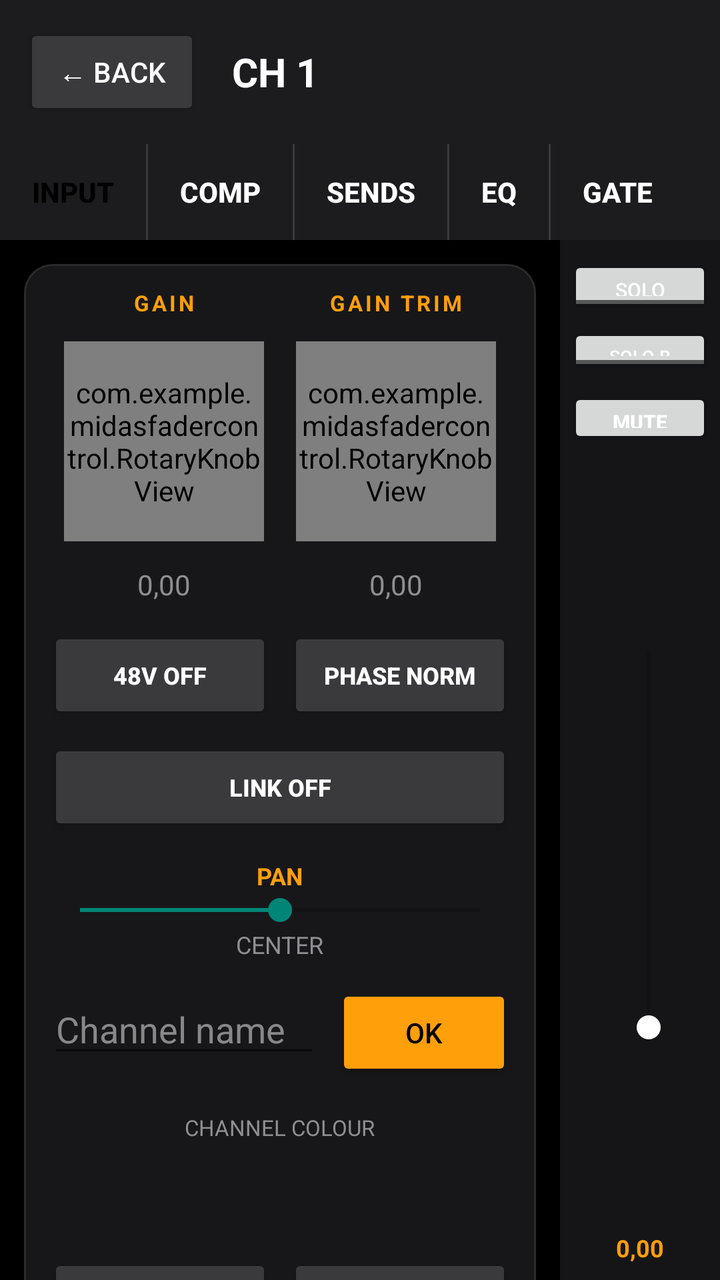
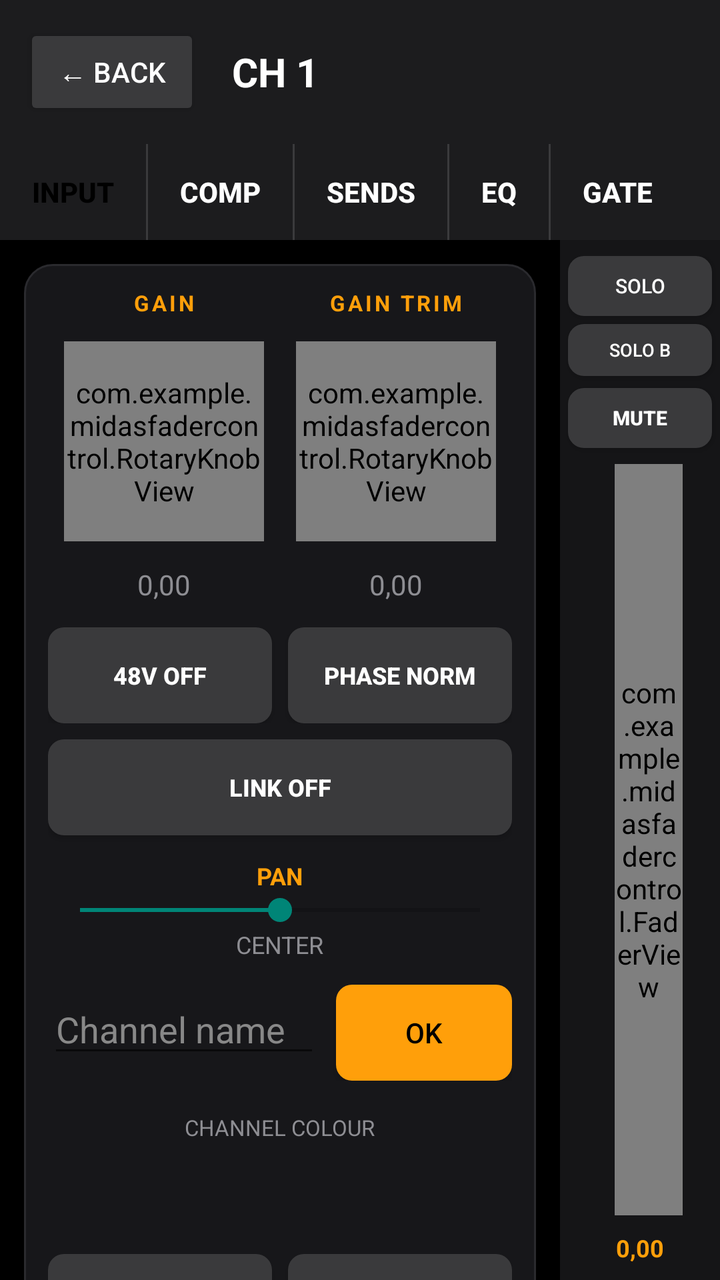

Screens rendered from an Android XML layout before and after an edit, with the pre-edit source and the edit as a unified diff.
<!-- AndroidManifest.xml: application theme Theme.AppCompat.DayNight -->
<!-- res/layout/channel_detail.xml -->
<?xml version="1.0" encoding="utf-8"?>
<LinearLayout xmlns:android="http://schemas.android.com/apk/res/android"
    android:layout_width="match_parent"
    android:layout_height="match_parent"
    android:fitsSystemWindows="true"
    android:orientation="vertical"
    android:background="#000000">

    
    <LinearLayout
        android:layout_width="match_parent"
        android:layout_height="wrap_content"
        android:orientation="horizontal"
        android:gravity="center_vertical"
        android:background="#1c1c1e"
        android:padding="12dp">

        <Button
            android:id="@+id/btnDetailBack"
            android:layout_width="wrap_content"
            android:layout_height="wrap_content"
            android:text="← Back"
            android:textColor="#ffffff"
            android:backgroundTint="#3a3a3c" />

        <TextView
            android:id="@+id/textDetailChannelName"
            android:layout_width="0dp"
            android:layout_height="wrap_content"
            android:layout_weight="1"
            android:layout_marginStart="16dp"
            android:text="CH 1"
            android:textColor="#ffffff"
            android:textStyle="bold"
            android:textSize="20sp" />
    </LinearLayout>

    
    <HorizontalScrollView
        android:layout_width="match_parent"
        android:layout_height="wrap_content"
        android:scrollbars="none"
        android:background="#1c1c1e">

    <LinearLayout
        android:layout_width="wrap_content"
        android:layout_height="wrap_content"
        android:orientation="horizontal">

        <Button
            android:id="@+id/btnTabInput"
            android:layout_width="wrap_content"
            android:layout_height="wrap_content"
            android:minWidth="0dp"
            android:paddingStart="16dp"
            android:paddingEnd="16dp"
            android:paddingTop="12dp"
            android:paddingBottom="12dp"
            android:text="INPUT"
            android:textColor="#000000"
            android:textStyle="bold"
            android:background="@android:color/transparent"
            android:backgroundTint="#ff9f0a" />

        
        <View
            android:layout_width="1dp"
            android:layout_height="match_parent"
            android:background="#3a3a3c" />

        <Button
            android:id="@+id/btnTabComp"
            android:layout_width="wrap_content"
            android:layout_height="wrap_content"
            android:minWidth="0dp"
            android:paddingStart="16dp"
            android:paddingEnd="16dp"
            android:paddingTop="12dp"
            android:paddingBottom="12dp"
            android:text="COMP"
            android:textColor="#ffffff"
            android:textStyle="bold"
            android:background="@android:color/transparent"
            android:backgroundTint="#1c1c1e" />

        <View
            android:layout_width="1dp"
            android:layout_height="match_parent"
            android:background="#3a3a3c" />

        <Button
            android:id="@+id/btnTabSends"
            android:layout_width="wrap_content"
            android:layout_height="wrap_content"
            android:minWidth="0dp"
            android:paddingStart="16dp"
            android:paddingEnd="16dp"
            android:paddingTop="12dp"
            android:paddingBottom="12dp"
            android:text="SENDS"
            android:textColor="#ffffff"
            android:textStyle="bold"
            android:background="@android:color/transparent"
            android:backgroundTint="#1c1c1e" />

        <View
            android:layout_width="1dp"
            android:layout_height="match_parent"
            android:background="#3a3a3c" />

        <Button
            android:id="@+id/btnTabEq"
            android:layout_width="wrap_content"
            android:layout_height="wrap_content"
            android:minWidth="0dp"
            android:paddingStart="16dp"
            android:paddingEnd="16dp"
            android:paddingTop="12dp"
            android:paddingBottom="12dp"
            android:text="EQ"
            android:textColor="#ffffff"
            android:textStyle="bold"
            android:background="@android:color/transparent"
            android:backgroundTint="#1c1c1e" />

        <View
            android:layout_width="1dp"
            android:layout_height="match_parent"
            android:background="#3a3a3c" />

        <Button
            android:id="@+id/btnTabGate"
            android:layout_width="wrap_content"
            android:layout_height="wrap_content"
            android:minWidth="0dp"
            android:paddingStart="16dp"
            android:paddingEnd="16dp"
            android:paddingTop="12dp"
            android:paddingBottom="12dp"
            android:text="GATE"
            android:textColor="#ffffff"
            android:textStyle="bold"
            android:background="@android:color/transparent"
            android:backgroundTint="#1c1c1e" />
    </LinearLayout>
    </HorizontalScrollView>

    
    <LinearLayout
        android:layout_width="match_parent"
        android:layout_height="0dp"
        android:layout_weight="1"
        android:orientation="horizontal">

        
        <ScrollView
            android:id="@+id/tabContentScroll"
            android:layout_width="0dp"
            android:layout_height="match_parent"
            android:layout_weight="1">

          <LinearLayout
            android:layout_width="match_parent"
            android:layout_height="wrap_content"
            android:orientation="vertical">

            
            <LinearLayout
                android:id="@+id/inputBlockContent"
                android:layout_width="match_parent"
                android:layout_height="wrap_content"
                android:layout_margin="12dp"
                android:background="@drawable/card_panel_background"
                android:orientation="vertical"
                android:gravity="center_horizontal"
                android:padding="12dp">

                
                <LinearLayout
                    android:layout_width="match_parent"
                    android:layout_height="wrap_content"
                    android:orientation="horizontal"
                    android:gravity="center_horizontal">

                    <LinearLayout
                        android:layout_width="0dp"
                        android:layout_height="wrap_content"
                        android:layout_weight="1"
                        android:orientation="vertical"
                        android:gravity="center_horizontal">

                        <TextView
                            android:layout_width="wrap_content"
                            android:layout_height="wrap_content"
                            android:text="GAIN"
                            android:textColor="#ff9f0a"
                            android:textStyle="bold"
                            android:textSize="11sp"
                            android:letterSpacing="0.12"
                            android:layout_marginBottom="12dp" />

                        <com.example.midasfadercontrol.RotaryKnobView
                            android:id="@+id/knobDetailGain"
                            android:layout_width="100dp"
                            android:layout_height="100dp" />

                        <TextView
                            android:id="@+id/textDetailGainValue"
                            android:layout_width="wrap_content"
                            android:layout_height="wrap_content"
                            android:text="0,00"
                            android:textColor="#8e8e93"
                            android:textSize="14sp"
                            android:layout_marginTop="12dp" />
                    </LinearLayout>

                    <LinearLayout
                        android:layout_width="0dp"
                        android:layout_height="wrap_content"
                        android:layout_weight="1"
                        android:orientation="vertical"
                        android:gravity="center_horizontal">

                        <TextView
                            android:layout_width="wrap_content"
                            android:layout_height="wrap_content"
                            android:text="GAIN TRIM"
                            android:textColor="#ff9f0a"
                            android:textStyle="bold"
                            android:textSize="11sp"
                            android:letterSpacing="0.12"
                            android:layout_marginBottom="12dp" />

                        <com.example.midasfadercontrol.RotaryKnobView
                            android:id="@+id/knobDetailGainTrim"
                            android:layout_width="100dp"
                            android:layout_height="100dp" />

                        <TextView
                            android:id="@+id/textDetailGainTrimValue"
                            android:layout_width="wrap_content"
                            android:layout_height="wrap_content"
                            android:text="0,00"
                            android:textColor="#8e8e93"
                            android:textSize="14sp"
                            android:layout_marginTop="12dp" />
                    </LinearLayout>
                </LinearLayout>

                
                <LinearLayout
                    android:layout_width="match_parent"
                    android:layout_height="wrap_content"
                    android:orientation="horizontal"
                    android:layout_marginTop="12dp">

                    <Button
                        android:id="@+id/btnDetailPhantom"
                        android:layout_width="0dp"
                        android:layout_height="wrap_content"
                        android:layout_weight="1"
                        android:layout_marginEnd="8dp"
                        android:text="48V OFF"
                        android:textSize="12sp"
                        android:textStyle="bold"
                        android:textColor="#ffffff"
                        android:backgroundTint="#3a3a3c" />

                    <Button
                        android:id="@+id/btnDetailPhase"
                        android:layout_width="0dp"
                        android:layout_height="wrap_content"
                        android:layout_weight="1"
                        android:text="PHASE NORM"
                        android:textSize="12sp"
                        android:textStyle="bold"
                        android:textColor="#ffffff"
                        android:backgroundTint="#3a3a3c" />
                </LinearLayout>

                
                <Button
                    android:id="@+id/btnDetailLink"
                    android:layout_width="match_parent"
                    android:layout_height="wrap_content"
                    android:layout_marginTop="8dp"
                    android:text="LINK OFF"
                    android:textSize="12sp"
                    android:textStyle="bold"
                    android:textColor="#ffffff"
                    android:backgroundTint="#3a3a3c" />

                
                <TextView
                    android:layout_width="wrap_content"
                    android:layout_height="wrap_content"
                    android:text="PAN"
                    android:textColor="#ff9f0a"
                    android:textStyle="bold"
                    android:textSize="12sp"
                    android:layout_marginTop="12dp" />
                <SeekBar
                    android:id="@+id/seekDetailPan"
                    android:layout_width="match_parent"
                    android:layout_height="wrap_content"
                    android:max="1000"
                    android:progress="500" />
                <TextView
                    android:id="@+id/textDetailPanValue"
                    android:layout_width="wrap_content"
                    android:layout_height="wrap_content"
                    android:text="CENTER"
                    android:textColor="#8e8e93"
                    android:textSize="12sp" />

                
                <LinearLayout
                    android:layout_width="match_parent"
                    android:layout_height="wrap_content"
                    android:orientation="horizontal"
                    android:layout_marginTop="12dp">

                    <EditText
                        android:id="@+id/editDetailChannelName"
                        android:layout_width="0dp"
                        android:layout_height="wrap_content"
                        android:layout_weight="1"
                        android:hint="Channel name"
                        android:textColor="#ffffff"
                        android:textColorHint="#888888"
                        android:maxLines="1" />

                    <Button
                        android:id="@+id/btnDetailApplyName"
                        android:layout_width="wrap_content"
                        android:layout_height="wrap_content"
                        android:layout_marginStart="8dp"
                        android:text="OK"
                        android:backgroundTint="#ff9f0a"
                        android:textColor="#000000" />
                </LinearLayout>

                <TextView
                    android:layout_width="wrap_content"
                    android:layout_height="wrap_content"
                    android:text="CHANNEL COLOUR"
                    android:textColor="#8e8e93"
                    android:textSize="11sp"
                    android:layout_marginTop="16dp"
                    android:layout_marginBottom="8dp" />

                <LinearLayout
                    android:id="@+id/rowColourSwatches"
                    android:layout_width="match_parent"
                    android:layout_height="36dp"
                    android:orientation="horizontal" />

                
                <LinearLayout
                    android:layout_width="match_parent"
                    android:layout_height="wrap_content"
                    android:orientation="horizontal"
                    android:layout_marginTop="12dp">

                    <Button
                        android:id="@+id/btnDetailHpFilterIn"
                        android:layout_width="0dp"
                        android:layout_height="wrap_content"
                        android:layout_weight="1"
                        android:layout_marginEnd="8dp"
                        android:text="HP FILTER OFF"
                        android:textSize="12sp"
                        android:textStyle="bold"
                        android:textColor="#ffffff"
                        android:backgroundTint="#3a3a3c" />

                    <Button
                        android:id="@+id/btnDetailLpFilterIn"
                        android:layout_width="0dp"
                        android:layout_height="wrap_content"
                        android:layout_weight="1"
                        android:text="LP FILTER OFF"
                        android:textSize="12sp"
                        android:textStyle="bold"
                        android:textColor="#ffffff"
                        android:backgroundTint="#3a3a3c" />
                </LinearLayout>

                <TextView
                    android:layout_width="wrap_content"
                    android:layout_height="wrap_content"
                    android:text="HP FREQ"
                    android:textColor="#ff9f0a"
                    android:textStyle="bold"
                    android:textSize="11sp"
                    android:layout_marginTop="12dp" />
                <SeekBar
                    android:id="@+id/seekDetailHpFreq"
                    android:layout_width="match_parent"
                    android:layout_height="wrap_content"
                    android:max="1000"
                    android:progress="0" />

                <TextView
                    android:layout_width="wrap_content"
                    android:layout_height="wrap_content"
                    android:text="LP FREQ"
                    android:textColor="#ff9f0a"
                    android:textStyle="bold"
                    android:textSize="11sp"
                    android:layout_marginTop="12dp" />
                <SeekBar
                    android:id="@+id/seekDetailLpFreq"
                    android:layout_width="match_parent"
                    android:layout_height="wrap_content"
                    android:max="1000"
                    android:progress="1000" />

                <TextView
                    android:layout_width="wrap_content"
                    android:layout_height="wrap_content"
                    android:text="INPUT DELAY"
                    android:textColor="#ff9f0a"
                    android:textStyle="bold"
                    android:textSize="11sp"
                    android:layout_marginTop="12dp" />
                <SeekBar
                    android:id="@+id/seekDetailDelay"
                    android:layout_width="match_parent"
                    android:layout_height="wrap_content"
                    android:max="1000"
                    android:progress="0" />

            </LinearLayout>

            <LinearLayout
                android:id="@+id/compBlockContent"
                android:layout_width="match_parent"
                android:layout_height="wrap_content"
                android:layout_margin="12dp"
                android:background="@drawable/card_panel_background"
                android:orientation="vertical"
                android:padding="12dp"
                android:visibility="gone" />
            

            <LinearLayout
                android:id="@+id/eqBlockContent"
                android:layout_width="match_parent"
                android:layout_height="wrap_content"
                android:layout_margin="12dp"
                android:background="@drawable/card_panel_background"
                android:orientation="vertical"
                android:padding="12dp"
                android:visibility="gone" />
            

            <LinearLayout
                android:id="@+id/gateBlockContent"
                android:layout_width="match_parent"
                android:layout_height="wrap_content"
                android:layout_margin="12dp"
                android:background="@drawable/card_panel_background"
                android:orientation="vertical"
                android:padding="12dp"
                android:visibility="gone" />
            

          </LinearLayout>
        </ScrollView>

        
        <HorizontalScrollView
            android:id="@+id/sendsBlockContent"
            android:layout_width="0dp"
            android:layout_height="match_parent"
            android:layout_weight="1"
            android:scrollbars="none"
            android:visibility="gone">

            <LinearLayout
                android:id="@+id/sendsBlockRow"
                android:layout_width="wrap_content"
                android:layout_height="match_parent"
                android:orientation="horizontal"
                android:paddingStart="12dp"
                android:paddingEnd="12dp" />
        </HorizontalScrollView>
        

        
        <LinearLayout
            android:layout_width="80dp"
            android:layout_height="match_parent"
            android:orientation="vertical"
            android:gravity="center_horizontal"
            android:background="#151517"
            android:paddingTop="8dp"
            android:paddingBottom="8dp">

            <ToggleButton
                android:id="@+id/detailSolo"
                android:layout_width="match_parent"
                android:layout_height="30dp"
                android:layout_marginStart="4dp"
                android:layout_marginEnd="4dp"
                android:textOn="SOLO"
                android:textOff="SOLO"
                android:textSize="10sp"
                android:textColor="#ffffff" />

            
            <ToggleButton
                android:id="@+id/detailSoloB"
                android:layout_width="match_parent"
                android:layout_height="26dp"
                android:layout_marginStart="4dp"
                android:layout_marginEnd="4dp"
                android:layout_marginTop="4dp"
                android:textOn="SOLO B"
                android:textOff="SOLO B"
                android:textSize="9sp"
                android:textColor="#ffffff" />

            <Button
                android:id="@+id/detailMute"
                android:layout_width="match_parent"
                android:layout_height="30dp"
                android:layout_marginStart="4dp"
                android:layout_marginEnd="4dp"
                android:layout_marginTop="6dp"
                android:text="MUTE"
                android:textSize="10sp"
                android:textStyle="bold"
                android:textColor="#ffffff" />

            <LinearLayout
                android:layout_width="match_parent"
                android:layout_height="0dp"
                android:layout_weight="1"
                android:layout_marginTop="8dp"
                android:orientation="horizontal"
                android:gravity="center_horizontal">

                <FrameLayout
                    android:layout_width="6dp"
                    android:layout_height="match_parent"
                    android:layout_marginEnd="3dp">
                    <View
                        android:id="@+id/detailMeterBar"
                        android:layout_width="match_parent"
                        android:layout_height="match_parent"
                        android:layout_gravity="bottom"
                        android:background="#34c759"
                        android:scaleY="0" />
                </FrameLayout>

                <FrameLayout
                    android:id="@+id/detailFaderContainer"
                    android:layout_width="28dp"
                    android:layout_height="match_parent">

                    <SeekBar
                        android:id="@+id/detailFader"
                        android:layout_width="220dp"
                        android:layout_height="28dp"
                        android:layout_gravity="center"
                        android:max="1000"
                        android:progress="0"
                        android:progressTint="#ff9f0a"
                        android:thumbTint="#ffffff"
                        android:rotation="270" />
                </FrameLayout>
            </LinearLayout>

            <TextView
                android:id="@+id/textDetailLevelValue"
                android:layout_width="wrap_content"
                android:layout_height="wrap_content"
                android:text="0,00"
                android:textColor="#ff9f0a"
                android:textStyle="bold"
                android:textSize="12sp"
                android:layout_marginTop="8dp" />
        </LinearLayout>
    </LinearLayout>
</LinearLayout>
<!-- resources referenced by this layout -->
<resources>
  <!-- drawable card_panel_background (drawable) -->
  <?xml version="1.0" encoding="utf-8"?>
  <shape xmlns:android="http://schemas.android.com/apk/res/android">
      <solid android:color="#17171a" />
      <corners android:radius="14dp" />
      <stroke android:width="1dp" android:color="#2a2a2e" />
  </shape>
</resources>

<!-- the commit's change to res/layout/channel_detail.xml (unified diff, before → after) -->
@@ -256,6 +256,7 @@
 
                     <Button
                         android:id="@+id/btnDetailPhantom"
+                        android:background="@drawable/console_button_background"
                         android:layout_width="0dp"
                         android:layout_height="wrap_content"
                         android:layout_weight="1"
@@ -268,6 +269,7 @@
 
                     <Button
                         android:id="@+id/btnDetailPhase"
+                        android:background="@drawable/console_button_background"
                         android:layout_width="0dp"
                         android:layout_height="wrap_content"
                         android:layout_weight="1"
@@ -281,6 +283,7 @@
                 
                 <Button
                     android:id="@+id/btnDetailLink"
+                    android:background="@drawable/console_button_background"
                     android:layout_width="match_parent"
                     android:layout_height="wrap_content"
                     android:layout_marginTop="8dp"
@@ -332,6 +335,7 @@
 
                     <Button
                         android:id="@+id/btnDetailApplyName"
+                        android:background="@drawable/console_button_background"
                         android:layout_width="wrap_content"
                         android:layout_height="wrap_content"
                         android:layout_marginStart="8dp"
@@ -364,6 +368,7 @@
 
                     <Button
                         android:id="@+id/btnDetailHpFilterIn"
+                        android:background="@drawable/console_button_background"
                         android:layout_width="0dp"
                         android:layout_height="wrap_content"
                         android:layout_weight="1"
@@ -376,6 +381,7 @@
 
                     <Button
                         android:id="@+id/btnDetailLpFilterIn"
+                        android:background="@drawable/console_button_background"
                         android:layout_width="0dp"
                         android:layout_height="wrap_content"
                         android:layout_weight="1"
@@ -500,6 +506,7 @@
 
             <ToggleButton
                 android:id="@+id/detailSolo"
+                android:background="@drawable/console_button_background"
                 android:layout_width="match_parent"
                 android:layout_height="30dp"
                 android:layout_marginStart="4dp"
@@ -512,6 +519,7 @@
             
             <ToggleButton
                 android:id="@+id/detailSoloB"
+                android:background="@drawable/console_button_background"
                 android:layout_width="match_parent"
                 android:layout_height="26dp"
                 android:layout_marginStart="4dp"
@@ -524,6 +532,7 @@
 
             <Button
                 android:id="@+id/detailMute"
+                android:background="@drawable/console_button_background"
                 android:layout_width="match_parent"
                 android:layout_height="30dp"
                 android:layout_marginStart="4dp"
@@ -555,22 +564,10 @@
                         android:scaleY="0" />
                 </FrameLayout>
 
-                <FrameLayout
-                    android:id="@+id/detailFaderContainer"
-                    android:layout_width="28dp"
-                    android:layout_height="match_parent">
-
-                    <SeekBar
-                        android:id="@+id/detailFader"
-                        android:layout_width="220dp"
-                        android:layout_height="28dp"
-                        android:layout_gravity="center"
-                        android:max="1000"
-                        android:progress="0"
-                        android:progressTint="#ff9f0a"
-                        android:thumbTint="#ffffff"
-                        android:rotation="270" />
-                </FrameLayout>
+                <com.example.midasfadercontrol.FaderView
+                    android:id="@+id/detailFader"
+                    android:layout_width="34dp"
+                    android:layout_height="match_parent" />
             </LinearLayout>
 
             <TextView
<!-- resource entries referenced after the edit -->
@@ -7,5 +7,11 @@
       <corners android:radius="14dp" />
       <stroke android:width="1dp" android:color="#2a2a2e" />
   </shape>
+  <!-- drawable console_button_background (drawable) -->
+  <?xml version="1.0" encoding="utf-8"?>
+  <shape xmlns:android="http://schemas.android.com/apk/res/android">
+      <solid android:color="#3a3a3c" />
+      <corners android:radius="8dp" />
+  </shape>
 </resources>
 
